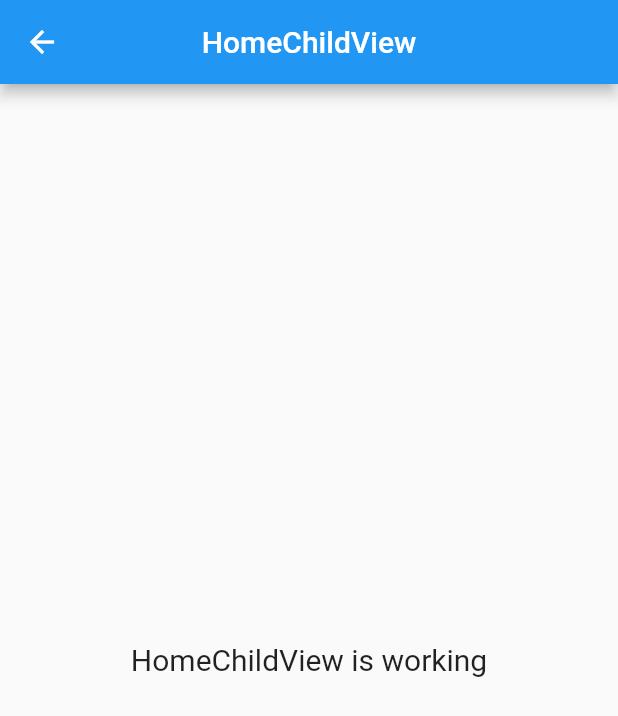
After one commit to tush23/flutter_application, a Flutter app: the HomeChildView screen opened by its route, on a phone screen of 412 x 824 dp. The commit adds this screen. Shown: the top 716 px of the screen. Run offline on Flutter 3.47's test engine with Material 2 defaults, Android fonts, the phone set to English and light mode, and no system bars; our stand-ins replace get.

Commit message:
home_child added

```diff
--- /dev/null
+++ b/lib/app/modules/home_child/views/home_child_view.dart
@@ -0,0 +1,23 @@
+import 'package:flutter/material.dart';
+
+import 'package:get/get.dart';
+
+import 'package:flutter_application_for_git_profile/app/modules/home_child/controllers/home_child_controller.dart';
+
+class HomeChildView extends GetView<HomeChildController> {
+  @override
+  Widget build(BuildContext context) {
+    return Scaffold(
+      appBar: AppBar(
+        title: Text('HomeChildView'),
+        centerTitle: true,
+      ),
+      body: Center(
+        child: Text(
+          'HomeChildView is working',
+          style: TextStyle(fontSize: 20),
+        ),
+      ),
+    );
+  }
+}
--- a/lib/app/routes/app_pages.dart
+++ b/lib/app/routes/app_pages.dart
@@ -8,6 +8,8 @@ import 'package:flutter_application_for_git_profile/app/modules/dashboad/binding
 import 'package:flutter_application_for_git_profile/app/modules/dashboad/views/dashboad_view.dart';
 import 'package:flutter_application_for_git_profile/app/modules/home/controllers/home_controller.dart';
 import 'package:flutter_application_for_git_profile/app/modules/home/views/home_view.dart';
+import 'package:flutter_application_for_git_profile/app/modules/home_child/bindings/home_child_binding.dart';
+import 'package:flutter_application_for_git_profile/app/modules/home_child/views/home_child_view.dart';
 import 'package:flutter_application_for_git_profile/app/modules/page1/bindings/page1_binding.dart';
 import 'package:flutter_application_for_git_profile/app/modules/page1/views/page1_view.dart';
 import 'package:flutter_application_for_git_profile/app/modules/page_login/bindings/page_login_binding.dart';
@@ -102,5 +104,10 @@ class AppPages {
       page: () => ScrolltesterView(),
       binding: ScrolltesterBinding(),
     ),
+    GetPage(
+      name: _Paths.HOME_CHILD,
+      page: () => HomeChildView(),
+      binding: HomeChildBinding(),
+    ),
   ];
 }
--- a/lib/app/routes/app_routes.dart
+++ b/lib/app/routes/app_routes.dart
@@ -14,6 +14,7 @@ abstract class Routes {
   static const PROFILE = _Paths.PROFILE;
   static const STORE = _Paths.STORE;
   static const SCROLLTESTER = _Paths.SCROLLTESTER;
+  static const HOME_CHILD = _Paths.HOME_CHILD;
 }
 
 abstract class _Paths {
@@ -30,4 +31,5 @@ abstract class _Paths {
   static const PROFILE = '/profile';
   static const STORE = '/store';
   static const SCROLLTESTER = '/scrolltester';
+  static const HOME_CHILD = '/home-child';
 }
```
Also changed, not shown: lib/app/modules/home_child/bindings/home_child_binding.dart (added, +12 -0 lines), lib/app/modules/home_child/controllers/home_child_controller.dart (added, +14 -0 lines).
